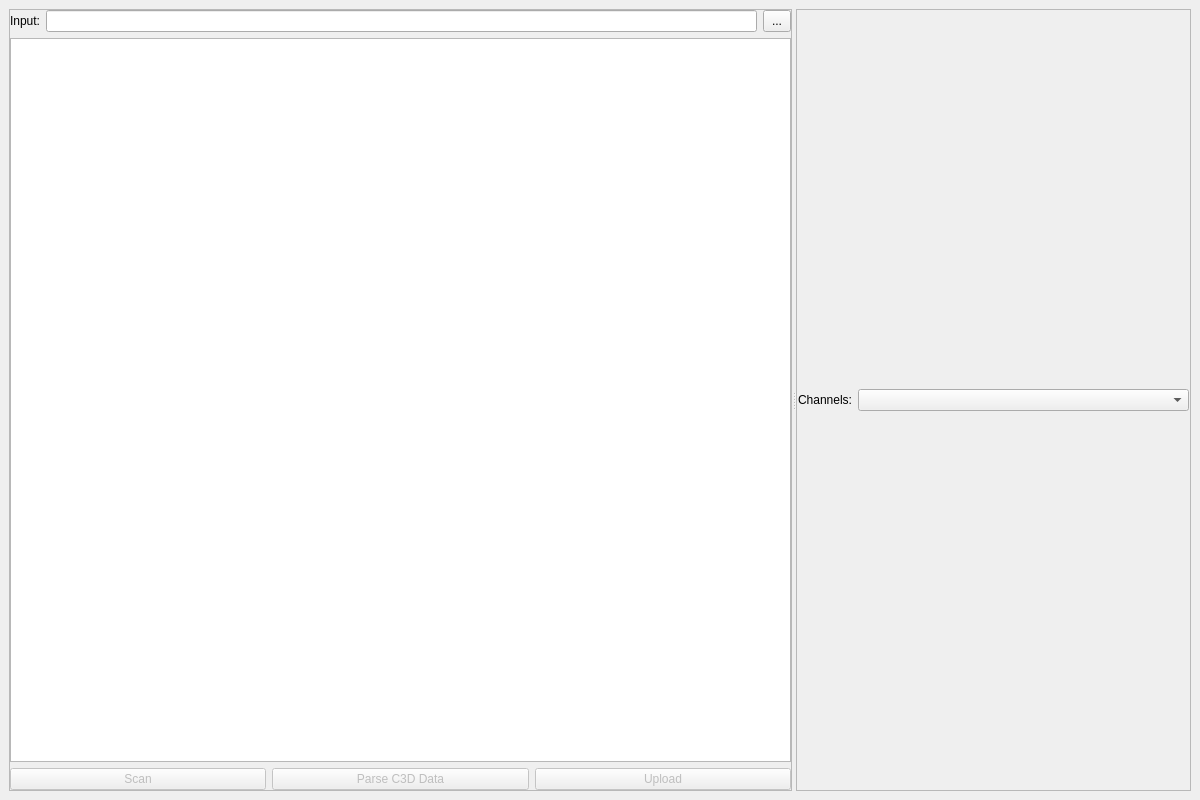
Before: the Qt Designer form src/c3d_parser/view/qt/main_window.ui in tsalemink/C3D-parser, drawn with Qt 5.
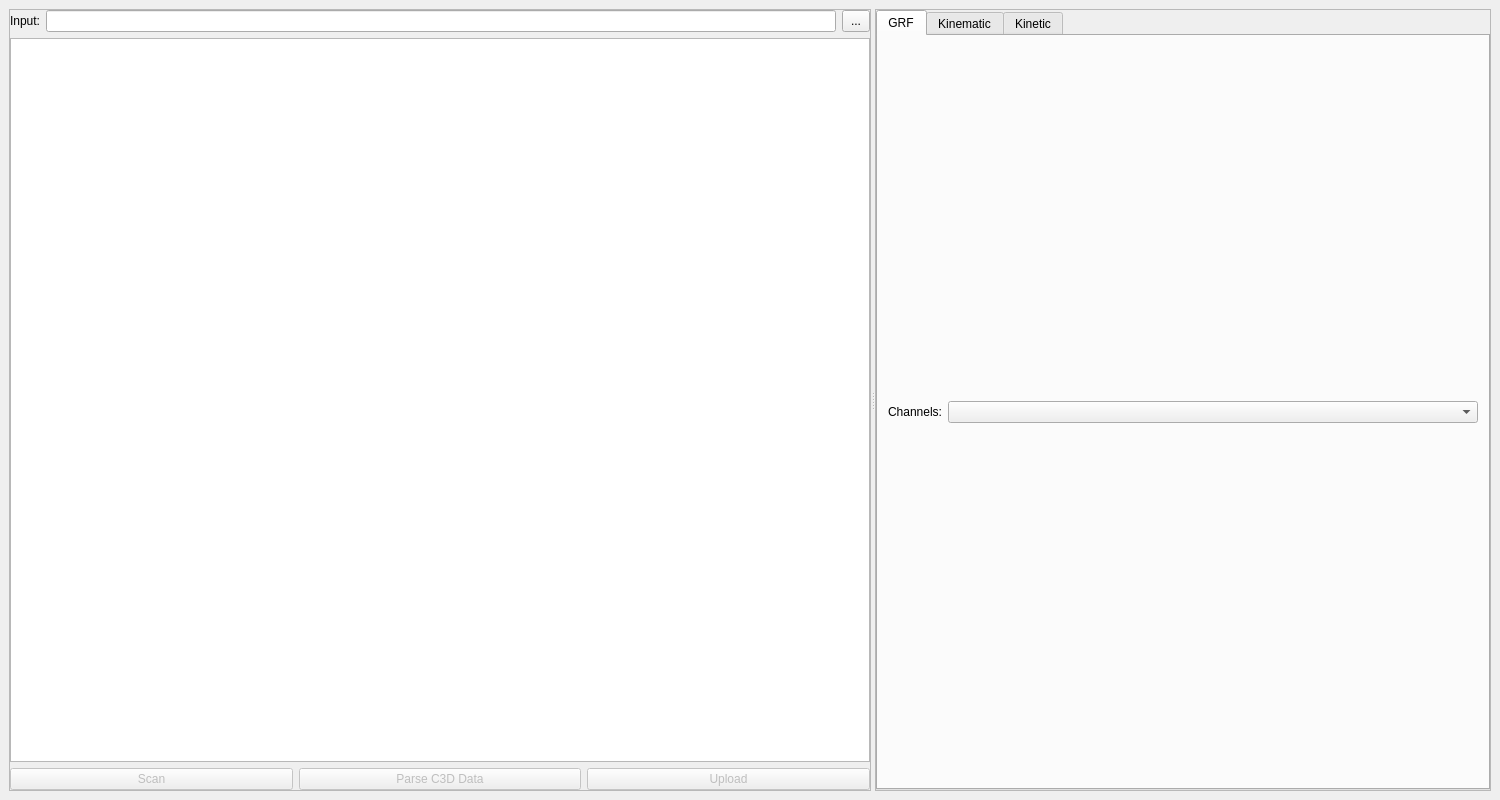
After: the same form once the commit is applied.

Commit message: Create kinematic and kinetic visualisation tabs

Patch:
```diff
--- a/src/c3d_parser/view/qt/main_window.ui
+++ b/src/c3d_parser/view/qt/main_window.ui
@@ -6,7 +6,7 @@
    <rect>
     <x>0</x>
     <y>0</y>
-    <width>1200</width>
+    <width>1500</width>
     <height>800</height>
    </rect>
   </property>
@@ -136,6 +136,16 @@
          <number>0</number>
         </property>
         <item>
+         <widget class="QTabWidget" name="tabWidget">
+          <property name="currentIndex">
+           <number>0</number>
+          </property>
+          <widget class="QWidget" name="tabGRF">
+           <attribute name="title">
+            <string>GRF</string>
+           </attribute>
+           <layout class="QVBoxLayout" name="verticalLayout_4">
+            <item>
          <layout class="QHBoxLayout" name="horizontalLayout_3">
           <property name="leftMargin">
            <number>1</number>
@@ -171,7 +181,31 @@
          </layout>
         </item>
         <item>
-         <layout class="QVBoxLayout" name="verticalLayoutPlot"/>
+             <layout class="QVBoxLayout" name="layoutGRFPlot"/>
+            </item>
+           </layout>
+          </widget>
+          <widget class="QWidget" name="tabKinematic">
+           <attribute name="title">
+            <string>Kinematic</string>
+           </attribute>
+           <layout class="QVBoxLayout" name="verticalLayout_6">
+            <item>
+             <layout class="QVBoxLayout" name="layoutKinematicPlot"/>
+            </item>
+           </layout>
+          </widget>
+          <widget class="QWidget" name="tabKinetic">
+           <attribute name="title">
+            <string>Kinetic</string>
+           </attribute>
+           <layout class="QVBoxLayout" name="verticalLayout_7">
+            <item>
+             <layout class="QVBoxLayout" name="layoutKineticPlot"/>
+            </item>
+           </layout>
+          </widget>
+         </widget>
         </item>
        </layout>
       </widget>
```
Lines whose indentation alone changed are shown as unchanged. The commit also changes 2 other files.
